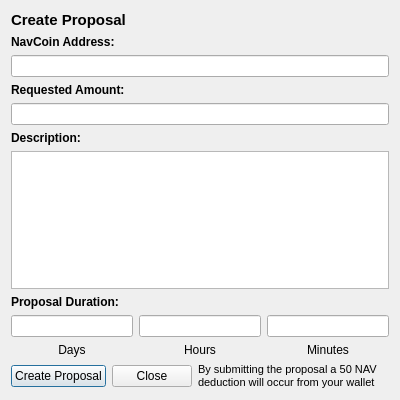
This is src/qt/forms/communityfundcreateproposaldialog.ui in navcoin/navcoin-core as Qt 5 draws it before an edit. The edited form follows.
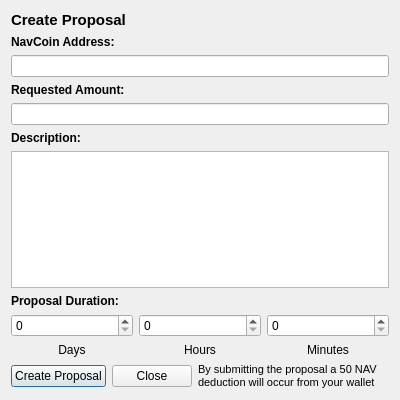
This is the edited form. Custom widgets are drawn as their Qt base class.

Commit message: proposal transaction start

What changed in the file:
```diff
--- a/src/qt/forms/communityfundcreateproposaldialog.ui
+++ b/src/qt/forms/communityfundcreateproposaldialog.ui
@@ -114,7 +114,7 @@
        <item>
         <layout class="QVBoxLayout" name="verticalLayoutDays">
          <item>
-          <widget class="QLineEdit" name="lineEditDays"/>
+          <widget class="QSpinBox" name="spinBoxDays"/>
          </item>
          <item>
           <widget class="QLabel" name="labelDaysTitle">
@@ -134,7 +134,7 @@
           <number>0</number>
          </property>
          <item>
-          <widget class="QLineEdit" name="lineEditHours"/>
+          <widget class="QSpinBox" name="spinBoxHours"/>
          </item>
          <item>
           <widget class="QLabel" name="labelHoursTitle">
@@ -154,7 +154,7 @@
           <number>0</number>
          </property>
          <item>
-          <widget class="QLineEdit" name="lineEditMinutes"/>
+          <widget class="QSpinBox" name="spinBoxMinutes"/>
          </item>
          <item>
           <widget class="QLabel" name="labelMinutesTitle">
```
The commit also changes 1 other file.
